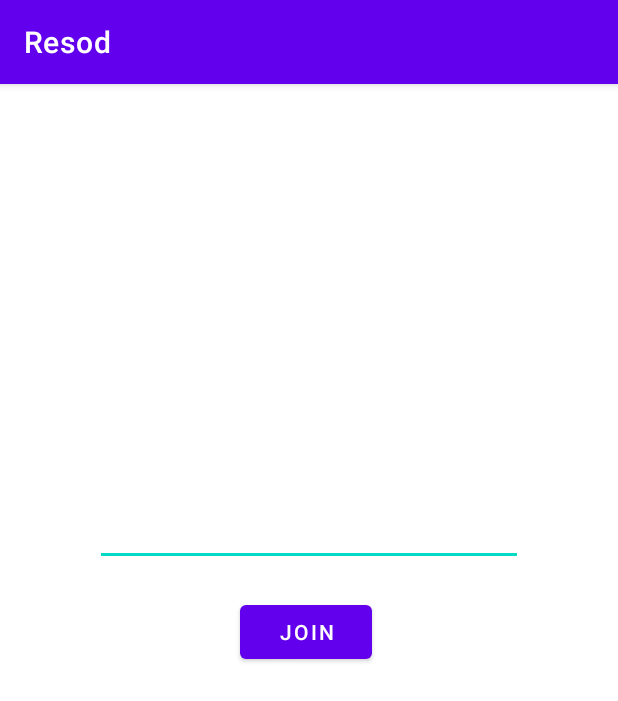
After one commit to RomankinRoma/resod-mobile, an Android app: the BroadcastActivity screen opened directly, with no data from a screen before it, on a phone screen of 412 x 824 dp. The commit adds this screen. Shown: the top 701 px of the screen. Run offline under Robolectric (Android 15) with nearby library versions, the phone set to English and light mode, and no system bars; our stand-ins replace Timber; libraries missing offline, so code that uses them is left out: org.jitsi.meet; 3 statements that could not run were skipped.

Commit message:
broadcast activity

```diff
--- a/app/build.gradle
+++ b/app/build.gradle
@@ -9,7 +9,7 @@ android {
 
     defaultConfig {
         applicationId "kz.reself.resod"
-        minSdk 21
+        minSdk 23
         targetSdk 32
         versionCode 1
         versionName "1.0"
@@ -40,6 +40,7 @@ dependencies {
     implementation 'androidx.core:core-ktx:1.7.0'
     implementation 'androidx.appcompat:appcompat:1.4.1'
     implementation 'androidx.constraintlayout:constraintlayout:2.1.3'
+    implementation ('org.jitsi.react:jitsi-meet-sdk:4.1.0') { transitive = true }
 
     implementation 'com.google.android.material:material:1.5.0'
 
--- /dev/null
+++ b/app/src/main/java/kz/reself/resod/BroadcastActivity.kt
@@ -0,0 +1,108 @@
+package kz.reself.resod
+import android.content.BroadcastReceiver
+import android.content.Context
+import android.content.Intent
+import android.content.IntentFilter
+import androidx.appcompat.app.AppCompatActivity
+import android.os.Bundle
+import android.view.View
+import android.widget.EditText
+import androidx.localbroadcastmanager.content.LocalBroadcastManager
+import org.jitsi.meet.sdk.*
+import timber.log.Timber
+import java.net.MalformedURLException
+import java.net.URL
+
+class BroadcastActivity : AppCompatActivity() {
+
+    override fun onCreate(savedInstanceState: Bundle?) {
+        super.onCreate(savedInstanceState)
+        setContentView(R.layout.activity_broadcast)
+        val serverURL: URL
+        serverURL = try {
+            // When using JaaS, replace "https://meet.jit.si" with the proper serverURL
+            URL("https://meet.jit.si,")
+        } catch (e: MalformedURLException) {
+            e.printStackTrace()
+            throw RuntimeException("Invalid server URL!")
+        }
+        val defaultOptions = JitsiMeetConferenceOptions.Builder()
+            .setServerURL(serverURL)
+            .setVideoMuted(true)
+            .setAudioMuted(true)
+
+            // When using JaaS, set the obtained JWT here
+            //.setToken("MyJWT")
+            // Different features flags can be set
+            //.setFeatureFlag("toolbox.enabled", false)
+            //.setFeatureFlag("filmstrip.enabled", false)
+            .setFeatureFlag("welcomepage.enabled", false)
+            .build()
+        JitsiMeet.setDefaultConferenceOptions(defaultOptions)
+
+        registerForBroadcastMessages()
+    }
+    override fun onDestroy() {
+        LocalBroadcastManager.getInstance(this).unregisterReceiver(broadcastReceiver)
+        super.onDestroy()
+    }
+
+
+    fun onButtonClick(v: View?) {
+        val editText = findViewById<EditText>(R.id.conferenceName)
+        val text = editText.text.toString()
+        if (text.isNotEmpty()) {
+            // Build options object for joining the conference. The SDK will merge the default
+            // one we set earlier and this one when joining.
+            val options = JitsiMeetConferenceOptions.Builder()
+                .setRoom(text)
+                // Settings for audio and video
+                //.setAudioMuted(true)
+                //.setVideoMuted(true)
+                .build()
+            // Launch the new activity with the given options. The launch() method takes care
+            // of creating the required Intent and passing the options.
+            JitsiMeetActivity.launch(this, options)
+        }
+    }
+
+
+    private fun registerForBroadcastMessages() {
+        val intentFilter = IntentFilter()
+
+        /* This registers for every possible event sent from JitsiMeetSDK
+           If only some of the events are needed, the for loop can be replaced
+           with individual statements:
+           ex:  intentFilter.addAction(BroadcastEvent.Type.AUDIO_MUTED_CHANGED.action);
+                intentFilter.addAction(BroadcastEvent.Type.CONFERENCE_TERMINATED.action);
+                ... other events
+         */
+        for (type in BroadcastEvent.Type.values()) {
+            intentFilter.addAction(type.action)
+        }
+
+        LocalBroadcastManager.getInstance(this).registerReceiver(broadcastReceiver, intentFilter)
+    }
+
+    // Example for handling different JitsiMeetSDK events
+    private fun onBroadcastReceived(intent: Intent?) {
+        if (intent != null) {
+            val event = BroadcastEvent(intent)
+            when (event.type) {
+                BroadcastEvent.Type.CONFERENCE_JOINED -> Timber.i("Conference Joined with url%s", event.getData().get("url"))
+                BroadcastEvent.Type.PARTICIPANT_JOINED -> Timber.i("Participant joined%s", event.getData().get("name"))
+                else -> Timber.i("Received event: %s", event.type)
+            }
+        }
+    }
+    private val broadcastReceiver = object : BroadcastReceiver() {
+        override fun onReceive(context: Context?, intent: Intent?) {
+            onBroadcastReceived(intent)
+        }
+    }
+
+    private fun hangUp() {
+        val hangupBroadcastIntent: Intent = BroadcastIntentHelper.buildHangUpIntent()
+        LocalBroadcastManager.getInstance(this.applicationContext).sendBroadcast(hangupBroadcastIntent)
+    }
+}
--- /dev/null
+++ b/app/src/main/res/layout/activity_broadcast.xml
@@ -0,0 +1,36 @@
+<?xml version="1.0" encoding="utf-8"?>
+<androidx.constraintlayout.widget.ConstraintLayout xmlns:android="http://schemas.android.com/apk/res/android"
+    xmlns:app="http://schemas.android.com/apk/res-auto"
+    xmlns:tools="http://schemas.android.com/tools"
+    android:layout_width="match_parent"
+    android:layout_height="match_parent"
+    tools:context=".BroadcastActivity">
+
+    <Button
+        android:id="@+id/button4"
+        android:layout_width="wrap_content"
+        android:layout_height="wrap_content"
+        android:layout_marginStart="160dp"
+        android:layout_marginTop="20dp"
+        android:onClick="onButtonClick"
+        android:text="Join"
+        app:layout_constraintStart_toStartOf="parent"
+        app:layout_constraintTop_toBottomOf="@+id/conferenceName" />
+
+    <EditText
+        android:id="@+id/conferenceName"
+        android:layout_width="285dp"
+        android:layout_height="wrap_content"
+        android:layout_marginStart="99dp"
+        android:layout_marginTop="276dp"
+        android:layout_marginEnd="99dp"
+        android:layout_marginBottom="14dp"
+        android:contentDescription="Enter conference name..."
+        android:ems="10"
+        android:inputType="textPersonName"
+        app:layout_constraintBottom_toTopOf="@+id/button4"
+        app:layout_constraintEnd_toEndOf="parent"
+        app:layout_constraintStart_toStartOf="parent"
+        app:layout_constraintTop_toTopOf="parent" />
+
+</androidx.constraintlayout.widget.ConstraintLayout>
--- a/app/src/main/res/menu/activity_main_drawer.xml
+++ b/app/src/main/res/menu/activity_main_drawer.xml
@@ -25,6 +25,10 @@
             android:icon="@drawable/ic_seller_svgrepo_com"
             android:title="@string/menu_specialists" />
         <item
+            android:id="@+id/nav_broadcast"
+            android:icon="@drawable/ic_seller_svgrepo_com"
+            android:title="@string/broadcast" />
+        <item
             android:id="@+id/nav_login"
             android:icon="@drawable/ic_login"
             android:title="@string/menu_login"/>
--- a/app/src/main/res/navigation/mobile_navigation.xml
+++ b/app/src/main/res/navigation/mobile_navigation.xml
@@ -35,6 +35,12 @@
         android:label="@string/menu_specialists"
         tools:layout="@layout/fragment_specialists" />
 
+    <activity
+        android:id="@+id/nav_broadcast"
+        android:name="kz.reself.resod.BroadcastActivity"
+        android:label="@string/broadcast"
+        tools:layout="@layout/activity_broadcast" />
+
     <fragment
         android:id="@+id/nav_login"
         android:name="kz.reself.resod.ui.login.LoginFragment"
--- a/app/src/main/res/values/strings.xml
+++ b/app/src/main/res/values/strings.xml
@@ -23,4 +23,5 @@
 
     <!-- Building String -->
     <string name="building_cost">%s, $</string>
+    <string name="broadcast">Broadcast</string>
 </resources>
--- a/settings.gradle
+++ b/settings.gradle
@@ -10,6 +10,11 @@ dependencyResolutionManagement {
     repositories {
         google()
         mavenCentral()
+        jcenter()
+        maven {
+            url "https://github.com/jitsi/jitsi-maven-repository/raw/master/releases"
+        }
+
     }
 }
 rootProject.name = "Resod"
```
Also changed, not shown: app/src/main/AndroidManifest.xml (+7 -4 lines).
